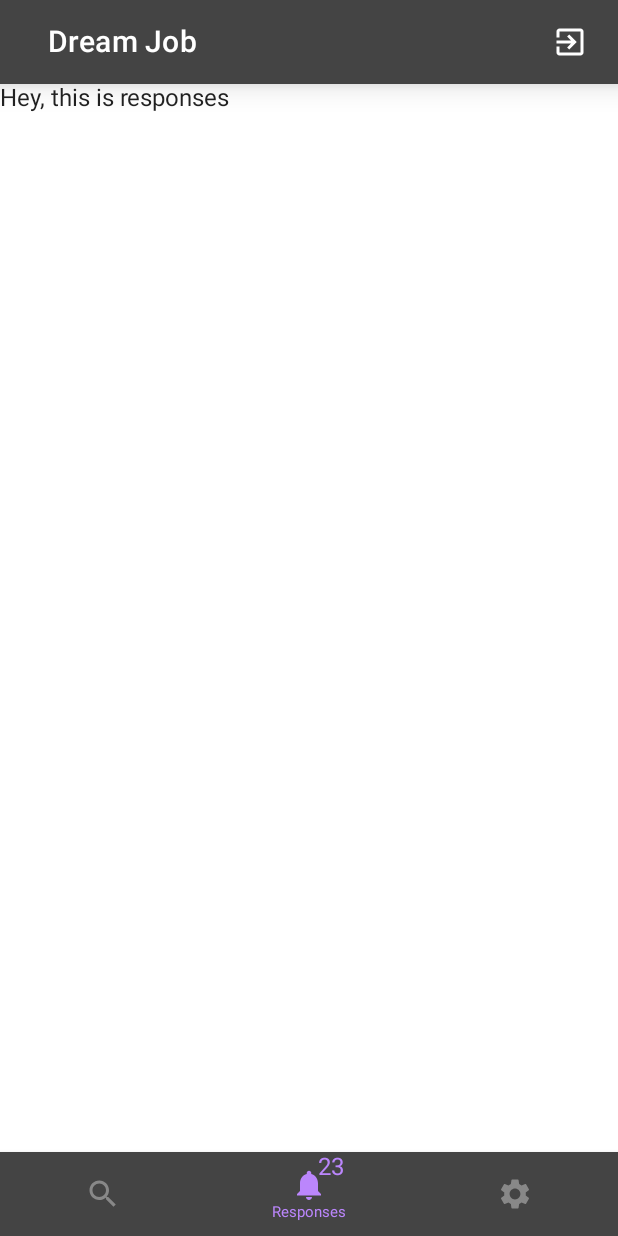
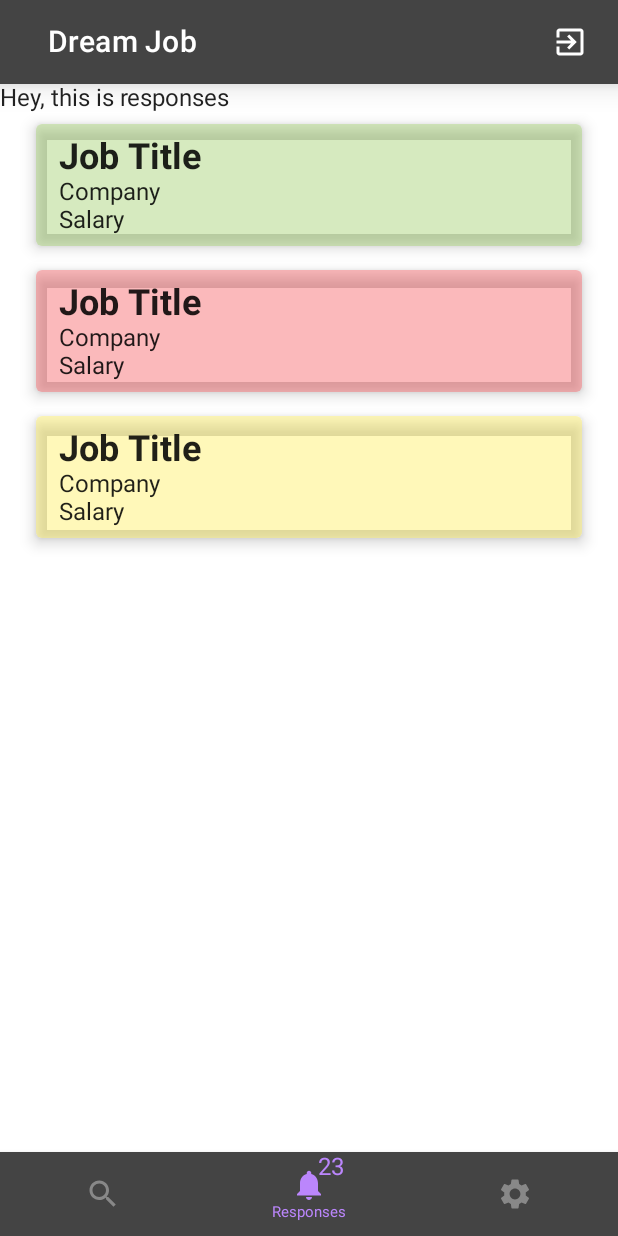
Before and after one commit to mrrlin/recruitment_agency, an Android app built with Jetpack Compose: the responses_screen screen opened through its navigation route, on a phone screen of 412 x 824 dp. Run offline under Robolectric (Android 15) with nearby library versions, the phone set to English and light mode, and no system bars; our stand-ins replace livedata-compose.

```diff
--- a/app/src/main/java/ru/angel/recruitment_agency/screens/Responces.kt
+++ b/app/src/main/java/ru/angel/recruitment_agency/screens/Responces.kt
@@ -1,11 +1,133 @@
 package ru.angel.recruitment_agency.screens
 
-import androidx.compose.material.Text
+import androidx.compose.foundation.clickable
+import androidx.compose.foundation.layout.Column
+import androidx.compose.foundation.layout.fillMaxWidth
+import androidx.compose.foundation.layout.padding
+import androidx.compose.foundation.lazy.LazyColumn
+import androidx.compose.foundation.lazy.items
+import androidx.compose.material.*
+import androidx.compose.material.icons.Icons
+import androidx.compose.material.icons.filled.Add
 import androidx.compose.runtime.Composable
+import androidx.compose.runtime.livedata.observeAsState
+import androidx.compose.ui.Alignment
+import androidx.compose.ui.Modifier
+import androidx.compose.ui.graphics.Color
+import androidx.compose.ui.text.font.FontWeight
+import androidx.compose.ui.unit.dp
+import androidx.compose.ui.unit.sp
 import androidx.navigation.NavHostController
 import ru.angel.recruitment_agency.MainViewModel
+import ru.angel.recruitment_agency.model.CV
+import ru.angel.recruitment_agency.navigation.NavRoute
+import ru.angel.recruitment_agency.utils.Constants
+import ru.angel.recruitment_agency.utils.DB_TYPE
+import ru.angel.recruitment_agency.utils.TYPE_FIREBASE
+import ru.angel.recruitment_agency.utils.TYPE_ROOM
 
 @Composable
 fun ResponsesScreen(navController: NavHostController, viewModel: MainViewModel) {
-    Text(text = "Hey, this is responses")
+    Column {
+        Text(text = "Hey, this is responses")
+        ResponseItemAccepted()
+        ResponseItemRejected()
+        ResponseItemWaiting()
+    }
+    //val cvs = viewModel.readAllCVs().observeAsState(listOf()).value
+//    Scaffold() {
+//        LazyColumn {
+//            items(cvs) { cv ->
+//                CVItem(cv = cv, navController = navController)
+//            }
+
+//        }
+//    }
 }
+
+@Composable
+fun ResponseItemAccepted() {
+//    val cvId = when(DB_TYPE.value) {
+//        TYPE_FIREBASE -> cv.firebaseId
+//        TYPE_ROOM -> cv.id
+//        else -> Constants.Keys.EMPTY
+//    }
+    Card(
+        modifier = Modifier
+            .fillMaxWidth()
+            .padding(vertical = 8.dp, horizontal = 24.dp),
+        elevation = 6.dp,
+        backgroundColor = Color(139, 195, 74, 90)
+    ) {
+        Column(
+            modifier = Modifier.padding(vertical = 8.dp, horizontal = 15.dp),
+            horizontalAlignment = Alignment.Start
+        ) {
+            Text(
+                text = "Job Title",
+                fontSize = 24.sp,
+                fontWeight = FontWeight.Bold
+            )
+            Text(text = "Company")
+            Text(text = "Salary")
+        }
+    }
+}
+
+@Composable
+fun ResponseItemRejected() {
+//    val cvId = when(DB_TYPE.value) {
+//        TYPE_FIREBASE -> cv.firebaseId
+//        TYPE_ROOM -> cv.id
+//        else -> Constants.Keys.EMPTY
+//    }
+    Card(
+        modifier = Modifier
+            .fillMaxWidth()
+            .padding(vertical = 8.dp, horizontal = 24.dp),
+        elevation = 6.dp,
+        backgroundColor = Color(244, 57, 64, 90)
+    ) {
+        Column(
+            modifier = Modifier.padding(vertical = 8.dp, horizontal = 15.dp),
+            horizontalAlignment = Alignment.Start
+        ) {
+            Text(
+                text = "Job Title",
+                fontSize = 24.sp,
+                fontWeight = FontWeight.Bold
+            )
+            Text(text = "Company")
+            Text(text = "Salary")
+        }
+    }
+}
+
+@Composable
+fun ResponseItemWaiting() {
+//    val cvId = when(DB_TYPE.value) {
+//        TYPE_FIREBASE -> cv.firebaseId
+//        TYPE_ROOM -> cv.id
+//        else -> Constants.Keys.EMPTY
+//    }
+    Card(
+        modifier = Modifier
+            .fillMaxWidth()
+            .padding(vertical = 8.dp, horizontal = 24.dp),
+        elevation = 6.dp,
+        backgroundColor = Color(255, 235, 59, 90)
+    ) {
+        Column(
+            modifier = Modifier.padding(vertical = 8.dp, horizontal = 15.dp),
+            horizontalAlignment = Alignment.Start
+        ) {
+            Text(
+                text = "Job Title",
+                fontSize = 24.sp,
+                fontWeight = FontWeight.Bold
+            )
+            Text(text = "Company")
+            Text(text = "Salary")
+        }
+    }
+}
--- a/app/src/main/java/ru/angel/recruitment_agency/ui/theme/Color.kt
+++ b/app/src/main/java/ru/angel/recruitment_agency/ui/theme/Color.kt
@@ -6,3 +6,6 @@ val Purple200 = Color(0xFFBB86FC)
 val Purple500 = Color(0xFF6200EE)
 val Purple700 = Color(0xFF3700B3)
 val Teal200 = Color(0xFF673AB7)
+val Light_green = Color(0x7E8BC34A)
+val Light_red = Color(0x75F44336)
+val Light_yellow = Color(0x75FFEB3B)
--- a/app/src/main/java/ru/angel/recruitment_agency/utils/Constants.kt
+++ b/app/src/main/java/ru/angel/recruitment_agency/utils/Constants.kt
@@ -23,7 +23,7 @@ object Constants {
         const val ADD_NEW_JOB = "Add new job" //Label
         const val ADD_NEW_CV = "Add new CV" //Label
 
-        const val JOB_TITLE = "Job title"
+        const val JOB_TITLE = "job_title"
         const val JOB_DESCRIPTION = "Job description"
         const val ADD_JOB = "Add Job" //Button's text
         const val ADD_CV = "Add CV" //Button's text
--- a/app/src/main/res/values/colors.xml
+++ b/app/src/main/res/values/colors.xml
@@ -7,4 +7,7 @@
     <color name="teal_700">#FF018786</color>
     <color name="black">#FF000000</color>
     <color name="white">#FFFFFFFF</color>
+    <color name="Light_green">#7E8BC34A</color>
+    <color name="Light_red">#75FFEB3B</color>
+    <color name="Light_yellow">#75F44336</color>
 </resources>
--- a/app/src/main/res/values/strings.xml
+++ b/app/src/main/res/values/strings.xml
@@ -1,4 +1,4 @@
 <resources>
     <string name="app_name">Recruitment Agency</string>
-    <string name="app_title">Dream Job</string>
+    <string name="app_title" translatable="false">Dream Job</string>
 </resources>
```
Also changed, not shown: app/src/main/java/ru/angel/recruitment_agency/screens/CV.kt (+18 -0 lines), app/src/main/java/ru/angel/recruitment_agency/screens/Job.kt (+11 -3 lines), app/src/main/java/ru/angel/recruitment_agency/screens/Main.kt (+10 -2 lines), 1 other file.
